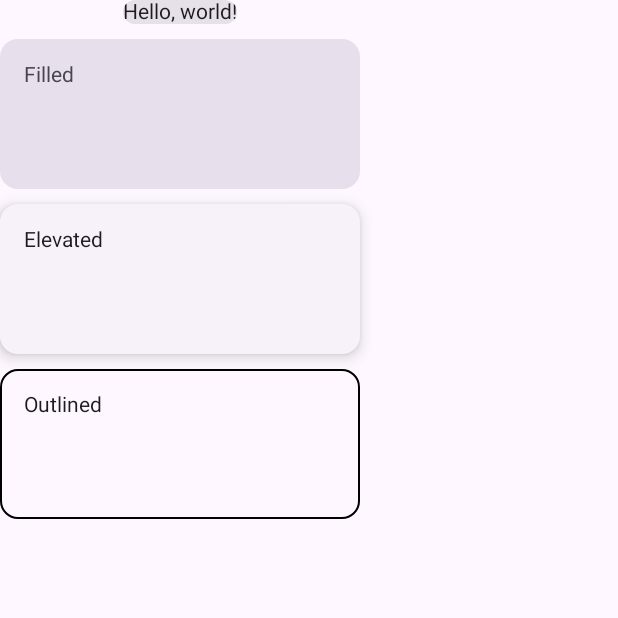
After one commit to SatyamGondhale/LearnCompose, an Android app built with Jetpack Compose: the composable BasicCards shown on its own in the app's theme, on a phone screen of 412 x 824 dp, the top half of it. The commit adds this screen. Run offline under Robolectric (Android 15) with nearby library versions, the phone set to English and light mode, and no system bars.

Commit message:
Material Components in Jetpack Part Two

```diff
--- /dev/null
+++ b/app/src/main/java/com/learn/learncompose/composables/BasicCards.kt
@@ -0,0 +1,97 @@
+package com.learn.learncompose.composables
+
+import androidx.compose.foundation.BorderStroke
+import androidx.compose.foundation.layout.Arrangement
+import androidx.compose.foundation.layout.Column
+import androidx.compose.foundation.layout.Spacer
+import androidx.compose.foundation.layout.height
+import androidx.compose.foundation.layout.padding
+import androidx.compose.foundation.layout.size
+import androidx.compose.material3.Card
+import androidx.compose.material3.CardDefaults
+import androidx.compose.material3.ElevatedCard
+import androidx.compose.material3.MaterialTheme
+import androidx.compose.material3.OutlinedCard
+import androidx.compose.material3.Text
+import androidx.compose.runtime.Composable
+import androidx.compose.ui.Alignment
+import androidx.compose.ui.Modifier
+import androidx.compose.ui.graphics.Color
+import androidx.compose.ui.text.style.TextAlign
+import androidx.compose.ui.unit.dp
+
+
+@Composable
+fun BasicCards() {
+    Column(verticalArrangement = Arrangement.Center, horizontalAlignment = Alignment.CenterHorizontally) {
+        SimpleCardExample()
+        Spacer(modifier = Modifier.height(10.dp))
+        FilledCardExample()
+        Spacer(modifier = Modifier.height(10.dp))
+        ElevatedCardExample()
+        Spacer(modifier = Modifier.height(10.dp))
+        OutlinedCardExample()
+    }
+}
+
+@Composable
+fun SimpleCardExample() {
+    Card {
+        Text(text = "Hello, world!")
+    }
+}
+
+@Composable
+fun FilledCardExample() {
+    Card(
+        colors = CardDefaults.cardColors(
+            containerColor = MaterialTheme.colorScheme.surfaceVariant,
+        ),
+        modifier = Modifier
+            .size(width = 240.dp, height = 100.dp)
+    ) {
+        Text(
+            text = "Filled",
+            modifier = Modifier
+                .padding(16.dp),
+            textAlign = TextAlign.Center,
+        )
+    }
+}
+
+@Composable
+fun ElevatedCardExample() {
+    ElevatedCard(
+        elevation = CardDefaults.cardElevation(
+            defaultElevation = 6.dp
+        ),
+        modifier = Modifier
+            .size(width = 240.dp, height = 100.dp)
+    ) {
+        Text(
+            text = "Elevated",
+            modifier = Modifier
+                .padding(16.dp),
+            textAlign = TextAlign.Center,
+        )
+    }
+}
+
+@Composable
+fun OutlinedCardExample() {
+    OutlinedCard(
+        colors = CardDefaults.cardColors(
+            containerColor = MaterialTheme.colorScheme.surface,
+        ),
+        border = BorderStroke(1.dp, Color.Black),
+        modifier = Modifier
+            .size(width = 240.dp, height = 100.dp)
+    ) {
+        Text(
+            text = "Outlined",
+            modifier = Modifier
+                .padding(16.dp),
+            textAlign = TextAlign.Center,
+        )
+    }
+}
```
Also changed, not shown: app/src/main/java/com/learn/learncompose/MainActivity.kt (+12 -3 lines), app/src/main/java/com/learn/learncompose/composables/BasicDialog.kt (added, +56 -0 lines), app/src/main/java/com/learn/learncompose/composables/BasicIndicators.kt (added, +66 -0 lines), app/src/main/java/com/learn/learncompose/composables/BasicSnackbar.kt (added, +63 -0 lines).
